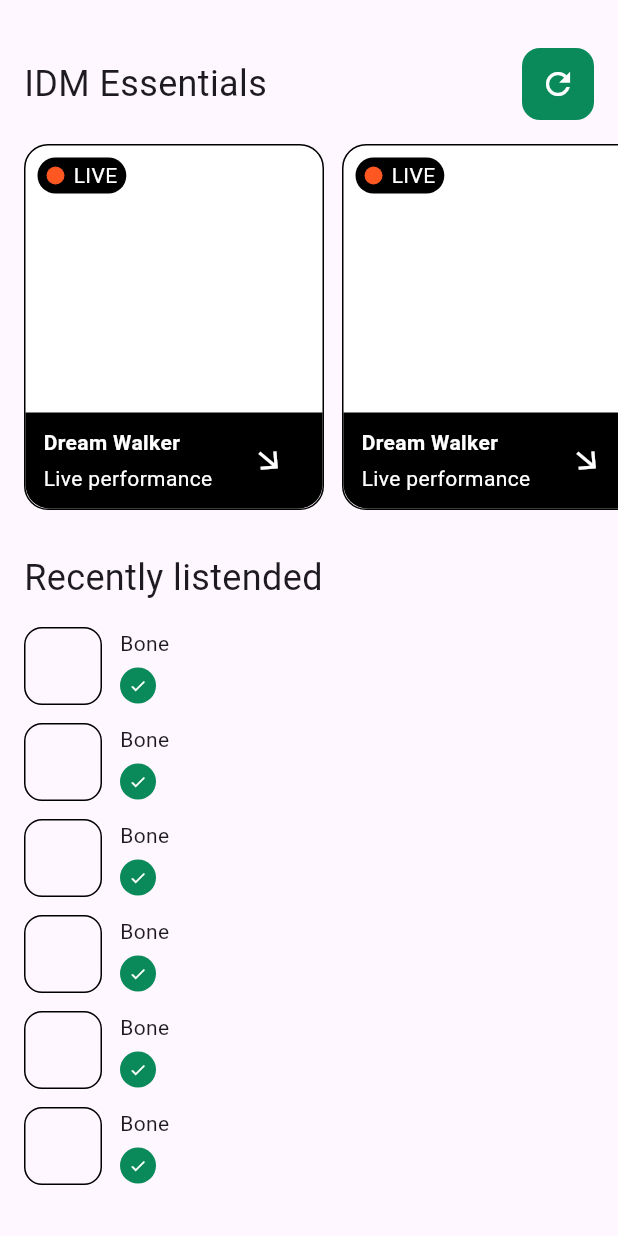
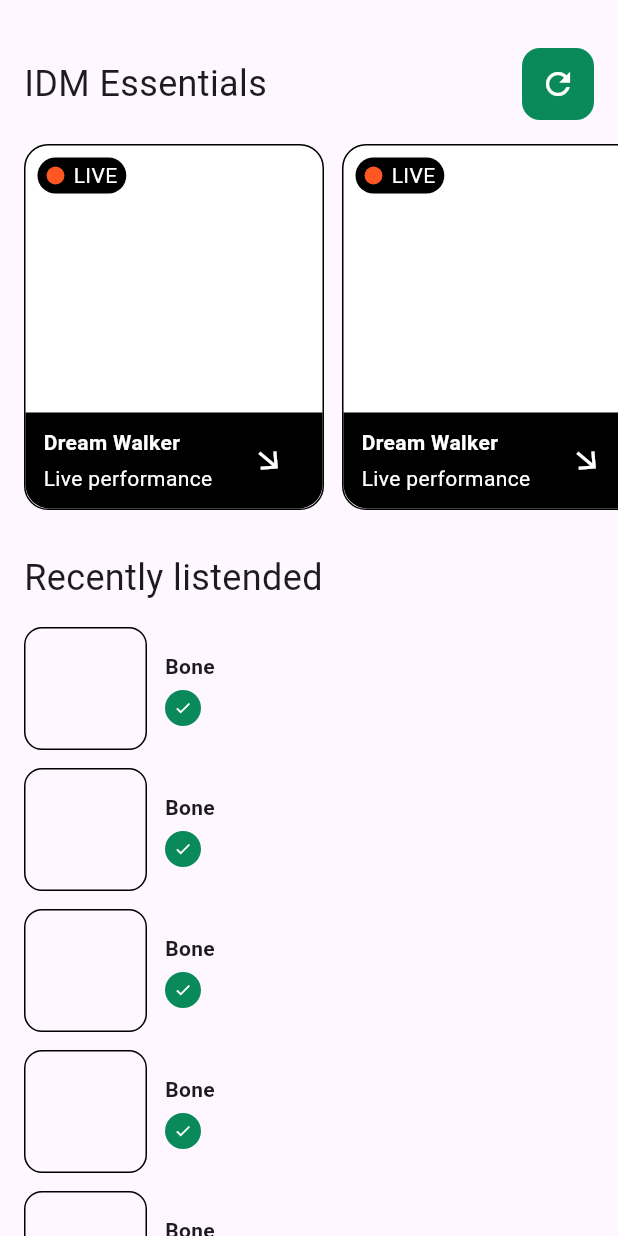
Before and after one commit to JAICHANGPARK/flutter_notebook_chapter_43, a Flutter app: the MusicPlayerIdmPage widget shown alone on an empty page, opened directly, on a phone screen of 412 x 824 dp. Run offline on Flutter 3.47's test engine with Material 3 defaults, Android fonts, the phone set to English and light mode, and no system bars; our stand-ins replace gap, hugeicons.

Commit message:
Update music_player_idm_page.dart

```diff
--- a/lib/ep2157_music_player_app/ui/home/widgets/music_player_idm_page.dart
+++ b/lib/ep2157_music_player_app/ui/home/widgets/music_player_idm_page.dart
@@ -147,19 +147,21 @@ class MusicPlayerIdmPage extends StatelessWidget {
                       spacing: 12,
                       children: [
                         Container(
-                      height: 52,
-                      width: 52,
-                      decoration: BoxDecoration(
-                        borderRadius: BorderRadius.circular(12),
-                        border: Border.all()
-                      ),
+                          height: 82,
+                          width: 82,
+                          decoration: BoxDecoration(borderRadius: BorderRadius.circular(12), border: Border.all()),
                         ),
                         Expanded(
                             child: Column(
                           crossAxisAlignment: CrossAxisAlignment.start,
                           spacing: 6,
                           children: [
-                        Text("Bone"),
+                            Text(
+                              "Bone",
+                              style: TextStyle(
+                                fontWeight: FontWeight.bold,
+                              ),
+                            ),
                             Row(
                               children: [
                                 CircleAvatar(
```
Lines whose indentation alone changed are shown as unchanged.
